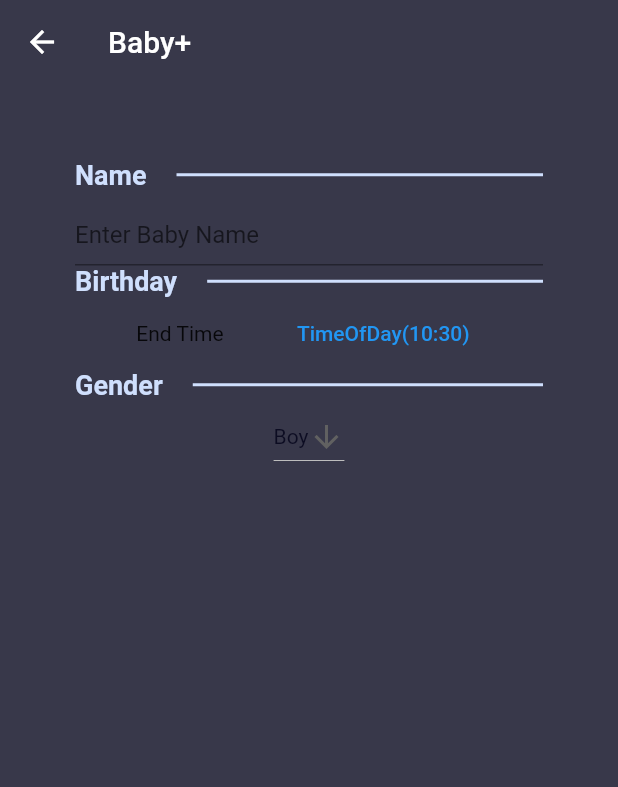
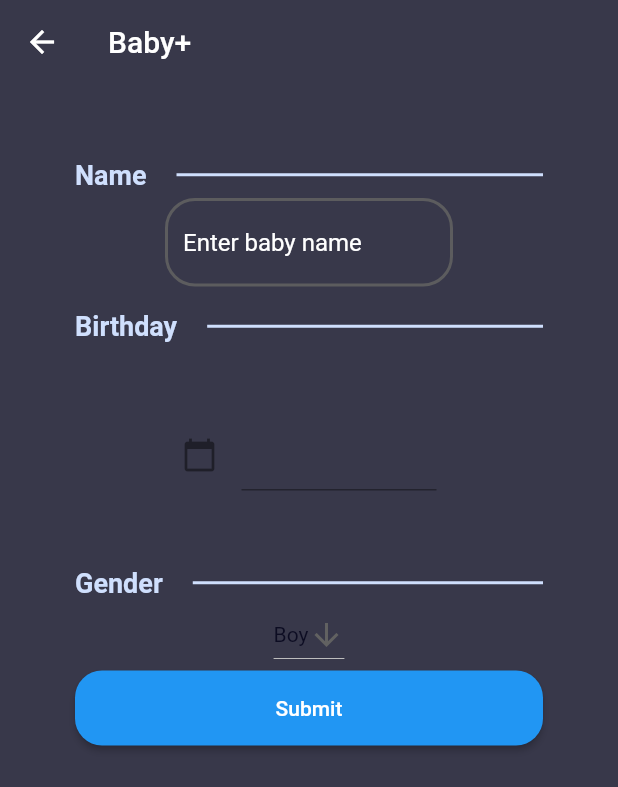
Before and after one commit to andycobson/TowelsOfTheGalaxy, a Flutter app: the BabyCreateView screen opened directly, on a phone screen of 412 x 824 dp. Shown: the top 787 px of the screen. Run offline on Flutter 3.47's test engine with Material 2 defaults, Android fonts, the phone set to English and light mode, and no system bars; our stand-ins replace cloud_firestore, equatable, firebase_auth, firebase_core, shared_preferences; accounts and stored records are empty; generated files the repository leaves out were written again.

Commit message:
Implements persistent data, saving the users current baby state.

```diff
--- a/lib/component/navigation_handling.dart
+++ b/lib/component/navigation_handling.dart
@@ -9,7 +9,7 @@ import 'package:baby_tracks/view/metric_views/throwup_view.dart';
 import 'package:baby_tracks/view/nav_views/metrics_view.dart';
 import 'package:baby_tracks/view/nav_views/settings_view.dart';
 import 'package:baby_tracks/view/metric_views/test_view.dart';
-import 'package:baby_tracks/view/metric_views/babycreate_view.dart';
+import 'package:baby_tracks/view/nav_views/babycreate_view.dart';
 import 'package:flutter/material.dart';
 import '../view/entries_views/CustomFilter.dart';
 import '../view/entries_views/PastSvnDays.dart';
--- /dev/null
+++ b/lib/model/babyModel.dart
@@ -0,0 +1,45 @@
+import 'package:equatable/equatable.dart';
+
+class BabyModel extends BabyMetric {
+  const BabyModel(
+      {required String babyName,
+      required String dateOfBirth,
+      required String userId,
+      required String gender})
+      : super(
+            babyName: babyName,
+            dateOfBirth: dateOfBirth,
+            userId: userId,
+            gender: gender);
+
+  factory BabyModel.fromJson(Map<String, dynamic> json) {
+    return BabyModel(
+        babyName: json['babyName'],
+        dateOfBirth: json['dateOfBirth'],
+        userId: json['userId'],
+        gender: json['gender']);
+  }
+
+  Map<String, dynamic> toJson() => {
+        'babyName': babyName,
+        'dateOfBirth': dateOfBirth,
+        'userId': userId,
+        'gender': gender
+      };
+}
+
+class BabyMetric extends Equatable {
+  final String babyName;
+  final String dateOfBirth;
+  final String userId;
+  final String gender;
+
+  const BabyMetric(
+      {required this.babyName,
+      required this.dateOfBirth,
+      required this.userId,
+      required this.gender});
+
+  @override
+  List<Object?> get props => [babyName, dateOfBirth, userId, gender];
+}
--- a/lib/model/card_item.dart
+++ b/lib/model/card_item.dart
@@ -11,7 +11,6 @@ import '../constants/routes.dart';
 import '../view/entries_views/CustomFilter.dart';
 import '../view/entries_views/PastSvnDays.dart';
 import '../view/entries_views/TodaysEntrys.dart';
-import '../view/metric_views/babycreate_view.dart';
 
 class CardItem {
   String title = "";
@@ -38,7 +37,6 @@ class CardItem {
           const VaccineView(), vaccineRoute),
       CardItem('Test', const Color.fromARGB(255, 231, 255, 172), TestView(),
           testRoute),
-      CardItem('BABY+', Colors.blue, BabyCreateView(), babycreateRoute),
     ];
   }
 }
--- /dev/null
+++ b/lib/model/persistentUser.dart
@@ -0,0 +1,16 @@
+class PersistentUser {
+  final String currentBabyName;
+  final List<dynamic> userBabyNames;
+
+  const PersistentUser({
+    required this.currentBabyName,
+    required this.userBabyNames,
+  });
+
+  static PersistentUser fromJson(Map<String, dynamic> json) => PersistentUser(
+      currentBabyName: json['currentBabyName'],
+      userBabyNames: json['userBabyNames']);
+
+  Map<String, dynamic> toJson() =>
+      {'currentBabyName': currentBabyName, 'userBabyNames': userBabyNames};
+}
--- a/lib/view/metric_views/babycreate_view.dart
+++ /dev/null
@@ -1,169 +0,0 @@
-import 'package:flutter/material.dart';
-import 'package:intl/intl.dart';
-import 'package:baby_tracks/constants/palette.dart';
-import 'package:baby_tracks/model/FoodMetricModel.dart';
-import 'package:baby_tracks/component/text_divider.dart';
-import 'package:baby_tracks/model/AppUser.dart';
-import 'package:baby_tracks/service/auth.dart';
-import 'package:baby_tracks/service/database.dart';
-
-class BabyCreateView extends StatefulWidget {
-  const BabyCreateView({super.key});
-
-  @override
-  State<BabyCreateView> createState() => _BabyCreateViewState();
-}
-
-class _BabyCreateViewState extends State<BabyCreateView> {
-  TimeOfDay time = TimeOfDay.now();
-  static const List<String> list = <String>['Boy', 'Girl'];
-  String dropdownValue = list.first;
-
-  @override
-  Widget build(BuildContext context) {
-    return Scaffold(
-      appBar: AppBar(
-        title: Text('Baby+'),
-        backgroundColor: ColorPalette.backgroundRGB,
-        elevation: 0,
-      ),
-      backgroundColor: ColorPalette.backgroundRGB,
-      body: Container(
-        padding: const EdgeInsets.symmetric(vertical: 50.0, horizontal: 50.0),
-        child: Column(
-          children: [
-            Row(
-              // ignore: prefer_const_literals_to_create_immutables
-              children: [
-                const Text(
-                  'Name',
-                  style: TextStyle(
-                    color: ColorPalette.lightAccent,
-                    fontSize: 18,
-                    fontWeight: FontWeight.bold,
-                  ),
-                ),
-                SizedBox(
-                  width: 20,
-                ),
-                const Expanded(
-                  child: Divider(
-                    color: ColorPalette.lightAccent,
-                    thickness: 2.0,
-                  ),
-                ),
-              ],
-            ),
-            Container(
-              //This container's Send button only affects this container
-              height: 50,
-              child: Column(
-                children: const [
-                  SizedBox(
-                    height: 10,
-                  ),
-                  Expanded(
-                    child: TextField(
-                      style: TextStyle(
-                        color: ColorPalette.lightAccent,
-                      ),
-                      decoration: InputDecoration(labelText: 'Enter Baby Name'),
-                      keyboardType: TextInputType.name,
-                      maxLines: null,
-                      expands: true, // <-- SEE HERE
-                    ),
-                  ),
-                ],
-              ),
-            ),
-            Row(
-              // ignore: prefer_const_literals_to_create_immutables
-              children: [
-                const Text(
-                  'Birthday',
-                  style: TextStyle(
-                    color: ColorPalette.lightAccent,
-                    fontSize: 18,
-                    fontWeight: FontWeight.bold,
-                  ),
-                ),
-                SizedBox(
-                  width: 20,
-                ),
-                const Expanded(
-                  child: Divider(
-                    color: ColorPalette.lightAccent,
-                    thickness: 2.0,
-                  ),
-                ),
-              ],
-            ),
-            Row(mainAxisAlignment: MainAxisAlignment.spaceEvenly, children: []),
-            Row(
-              mainAxisAlignment: MainAxisAlignment.spaceEvenly,
-              children: [
-                const Text('End Time'),
-                TextButton(
-                  child: Text(time.toString()),
-                  onPressed: () async {
-                    TimeOfDay? newTime = await showTimePicker(
-                        context: context, initialTime: time);
-
-                    if (newTime == null) return;
-
-                    setState(() {
-                      time = newTime;
-                    });
-                  },
-                ),
-              ],
-            ),
-            Row(
-              // ignore: prefer_const_literals_to_create_immutables
-              children: [
-                const Text(
-                  'Gender',
-                  style: TextStyle(
-                    color: ColorPalette.lightAccent,
-                    fontSize: 18,
-                    fontWeight: FontWeight.bold,
-                  ),
-                ),
-                SizedBox(
-                  width: 20,
-                ),
-                const Expanded(
-                  child: Divider(
-                    color: ColorPalette.lightAccent,
-                    thickness: 2.0,
-                  ),
-                ),
-              ],
-            ),
-            DropdownButton<String>(
-              value: dropdownValue,
-              icon: const Icon(Icons.arrow_downward),
-              elevation: 16,
-              style: const TextStyle(color: ColorPalette.background),
-              onChanged: (String? value) {
-                setState(() {
-                  dropdownValue = value!;
-                });
-              },
-              items: list.map<DropdownMenuItem<String>>((String value) {
-                return DropdownMenuItem<String>(
-                  value: value,
-                  child: Text(value),
-                );
-              }).toList(),
-            ),
-          ],
-        ),
-      ),
-    );
-  }
-}
-
-// class _BabyCreateViewState extends State<BabyCreateView> {
-// TimeOfDay time = TimeOfDay.now();
-// }
--- a/lib/view/metric_views/diaper_view.dart
+++ b/lib/view/metric_views/diaper_view.dart
@@ -84,7 +84,8 @@ class _DiaperViewState extends State<DiaperView> {
       ),
     );
 
-    await _service.updateDiaperMetric(model);
+    await _service.createDiaperMetric(model);
+    Navigator.pop(context);
   }
 
   @override
--- a/lib/view/metric_views/food_view.dart
+++ b/lib/view/metric_views/food_view.dart
@@ -112,7 +112,9 @@ class _FoodViewState extends State<FoodView> {
       ),
     );
 
-    await _service.updateFooodMetric(model);
+    await _service.createFoodMetric(model);
+    // ignore: use_build_context_synchronously
+    Navigator.pop(context);
   }
 
   @override
--- a/lib/view/metric_views/growth_view.dart
+++ b/lib/view/metric_views/growth_view.dart
@@ -101,7 +101,8 @@ class _GrowthViewState extends State<GrowthView> {
       ),
     );
 
-    await _service.updateGrowthMetric(model);
+    await _service.createGrowthMetric(model);
+    Navigator.pop(context);
     // MaterialRoutePage
   }
 
--- a/lib/view/metric_views/sleep_view.dart
+++ b/lib/view/metric_views/sleep_view.dart
@@ -88,7 +88,8 @@ class _SleepViewState extends State<SleepView> {
       ),
     );
 
-    await _service.updateSleepMetric(model);
+    await _service.createSleepMetric(model);
+    Navigator.pop(context);
   }
 
   @override
--- a/lib/view/metric_views/temperature_view.dart
+++ b/lib/view/metric_views/temperature_view.dart
@@ -97,7 +97,8 @@ class _TemperatureViewState extends State<TemperatureView> {
       ),
     );
 
-    await _service.updateTemperatureMetric(model);
+    await _service.createTemperatureMetric(model);
+    Navigator.pop(context);
   }
 
   @override
--- a/lib/view/metric_views/test_view.dart
+++ b/lib/view/metric_views/test_view.dart
@@ -125,7 +125,8 @@ class _TestViewState extends State<TestView> {
       ),
     );
 
-    await _service.updateFooodMetric(model);
+    await _service.createFoodMetric(model);
+    Navigator.pop(context);
   }
 
   @override
--- a/lib/view/metric_views/throwup_view.dart
+++ b/lib/view/metric_views/throwup_view.dart
@@ -102,7 +102,8 @@ class _ThrowUpViewState extends State<ThrowUpView> {
       ),
     );
 
-    await _service.updateThrowUpMetric(model);
+    await _service.createThrowUpMetric(model);
+    Navigator.pop(context);
   }
 
   @override
--- a/lib/view/metric_views/vaccine_view.dart
+++ b/lib/view/metric_views/vaccine_view.dart
@@ -97,7 +97,8 @@ class _VaccineViewState extends State<VaccineView> {
       ),
     );
 
-    await _service.updateVaccineMetric(model);
+    await _service.createVaccineMetric(model);
+    Navigator.pop(context);
   }
 
   @override
--- /dev/null
+++ b/lib/view/nav_views/babycreate_view.dart
@@ -0,0 +1,251 @@
+import 'dart:convert';
+
+import 'package:baby_tracks/component/text_divider.dart';
+import 'package:baby_tracks/model/persistentUser.dart';
+import 'package:baby_tracks/service/database.dart';
+import 'package:flutter/material.dart';
+import 'package:baby_tracks/constants/palette.dart';
+import 'package:shared_preferences/shared_preferences.dart';
+import 'package:intl/intl.dart';
+
+import '../../constants/routes.dart';
+import '../../model/AppUser.dart';
+import '../../model/babyModel.dart';
+import '../../service/auth.dart';
+
+class BabyCreateView extends StatefulWidget {
+  const BabyCreateView({super.key});
+
+  @override
+  State<BabyCreateView> createState() => _BabyCreateViewState();
+}
+
+class _BabyCreateViewState extends State<BabyCreateView> {
+  TimeOfDay time = TimeOfDay.now();
+  static const List<String> list = <String>['Boy', 'Girl'];
+  String dropdownValue = list.first;
+  String messageText = "";
+  late final TextEditingController _babyName;
+  late final TextEditingController _dateOfBirth;
+
+  late SharedPreferences preferences;
+  late final DatabaseService _service;
+  late final AuthService _auth;
+
+  @override
+  void initState() {
+    super.initState();
+    _babyName = TextEditingController();
+    _dateOfBirth = TextEditingController();
+    _auth = AuthService();
+    _service = DatabaseService();
+
+    initPerferences();
+  }
+
+  @override
+  void dispose() {
+    _babyName.dispose();
+    _dateOfBirth.dispose();
+    super.dispose();
+  }
+
+  Future initPerferences() async {
+    preferences = await SharedPreferences.getInstance();
+  }
+
+  Future createInstance() async {
+    String babyName = _babyName.text;
+    String dateOfBirth = _dateOfBirth.text;
+    String gender = dropdownValue;
+
+    // Verify Baby name is not empty
+    if (babyName.isEmpty) {
+      setState(() {
+        messageText = "Baby name cannot be empty.";
+      });
+      return;
+    }
+
+    // Get the current Firebase User
+    AppUser? currentUser = _auth.currentUser;
+    String userId = "";
+    if (currentUser != null) {
+      userId = currentUser.uid;
+    }
+
+    // Check persistent data from user info
+    List<dynamic> babyNames = [];
+    final currentData = preferences.getString(userId);
+    PersistentUser? currentDataUser;
+    if (currentData != null) {
+      currentDataUser = PersistentUser.fromJson(json.decode(currentData));
+
+      // Check if requested baby name is already a baby account.
+      babyNames = currentDataUser.userBabyNames;
+      if (babyNames.contains(babyName)) {
+        setState(() {
+          messageText = "That baby name already exist for this user.";
+        });
+        return;
+      }
+    }
+
+    // Set User Psersistence
+    babyNames.add(babyName);
+    final PersistentUser user = PersistentUser(
+        currentBabyName: _babyName.text, userBabyNames: babyNames);
+    final userJson = json.encode(user.toJson());
+    preferences.setString(userId, userJson);
+
+    BabyModel model = BabyModel(
+        babyName: babyName,
+        dateOfBirth: dateOfBirth,
+        userId: userId,
+        gender: gender);
+
+    _service.createBabyUser(model);
+
+    // Go to AppHome
+    Navigator.of(context).pushNamedAndRemoveUntil(
+      apphomeRoute,
+      (route) => false,
+    );
+  }
+
+  @override
+  Widget build(BuildContext context) {
+    return Scaffold(
+      appBar: AppBar(
+        title: Text('Baby+'),
+        backgroundColor: ColorPalette.backgroundRGB,
+        elevation: 0,
+      ),
+      backgroundColor: ColorPalette.backgroundRGB,
+      body: Container(
+        padding: const EdgeInsets.symmetric(vertical: 50.0, horizontal: 50.0),
+        child: Column(
+          children: [
+            const TextDivider(text: "Name"),
+            Padding(
+              padding: const EdgeInsets.only(top: 5, left: 60.0, right: 60.0),
+              child: TextField(
+                style: const TextStyle(color: Colors.white),
+                controller: _babyName,
+                obscureText: false,
+                enableSuggestions: false,
+                autocorrect: false,
+                decoration: InputDecoration(
+                  hintText: 'Enter baby name',
+                  hintStyle: const TextStyle(color: Colors.white),
+                  enabledBorder: OutlineInputBorder(
+                    borderRadius: BorderRadius.circular(20.0),
+                    borderSide: const BorderSide(
+                      color: Color.fromARGB(255, 92, 92, 94),
+                      width: 2,
+                    ),
+                  ),
+                  focusedBorder: OutlineInputBorder(
+                    borderRadius: BorderRadius.circular(20.0),
+                    borderSide: const BorderSide(
+                      color: Color.fromARGB(255, 92, 92, 94),
+                      width: 2,
+                    ),
+                  ),
+                ),
+              ),
+            ),
+            Text(
+              messageText,
+              style: const TextStyle(
+                color: Colors.red,
+              ),
+            ),
+            const SizedBox(
+              width: 20,
+            ),
+            const TextDivider(text: "Birthday"),
+            Row(mainAxisAlignment: MainAxisAlignment.spaceEvenly, children: []),
+            Row(
+              mainAxisAlignment: MainAxisAlignment.spaceEvenly,
+              children: [
+                Container(
+                    padding: EdgeInsets.all(15),
+                    height: 150,
+                    width: 200,
+                    child: Center(
+                        child: TextField(
+                      controller:
+                          _dateOfBirth, //editing controller of this TextField
+                      decoration: const InputDecoration(
+                        icon: Icon(Icons.calendar_today),
+                      ),
+                      readOnly:
+                          true, //set it true, so that user will not able to edit text
+                      onTap: () async {
+                        DateTime? pickedDate = await showDatePicker(
+                            context: context,
+                            initialDate: DateTime.now(),
+                            firstDate: DateTime(
+                                2000), //DateTime.now() - not to allow to choose before today.
+                            lastDate: DateTime(2101));
+
+                        if (pickedDate != null) {
+                          print(
+                              pickedDate); //pickedDate output format => 2021-03-10 00:00:00.000
+                          String formattedDate =
+                              DateFormat('yyyy-MM-dd').format(pickedDate);
+                          print(
+                              formattedDate); //formatted date output using intl package =>  2021-03-16
+                          //you can implement different kind of Date Format here according to your requirement
+
+                          setState(() {
+                            _dateOfBirth.text =
+                                formattedDate; //set output date to TextField value.
+                          });
+                        } else {
+                          print("Date is not selected");
+                        }
+                      },
+                    ))),
+              ],
+            ),
+            const TextDivider(text: "Gender"),
+            DropdownButton<String>(
+              value: dropdownValue,
+              icon: const Icon(Icons.arrow_downward),
+              elevation: 16,
+              style: const TextStyle(color: ColorPalette.background),
+              onChanged: (String? value) {
+                setState(() {
+                  dropdownValue = value!;
+                });
+              },
+              items: list.map<DropdownMenuItem<String>>((String value) {
+                return DropdownMenuItem<String>(
+                  value: value,
+                  child: Text(value),
+                );
+              }).toList(),
+            ),
+            SizedBox(
+              height: 50,
+              width: 425,
+              child: ElevatedButton(
+                style: ButtonStyle(
+                    shape: MaterialStateProperty.all<RoundedRectangleBorder>(
+                        RoundedRectangleBorder(
+                  borderRadius: BorderRadius.circular(18.0),
+                ))),
+                onPressed: () async {
+                  createInstance();
+                },
+                child: const Text('Submit'),
+              ),
+            ),
+          ],
+        ),
+      ),
+    );
+  }
+}
--- a/lib/view/register_view.dart
+++ b/lib/view/register_view.dart
@@ -189,6 +189,10 @@ class _RegisterViewState extends State<RegisterView> {
 
                   exceptionMessage =
                       "Register Successfully! Email Veriification Sent!";
+                  Navigator.of(context).pushNamedAndRemoveUntil(
+                    babycreateRoute,
+                    (route) => false,
+                  );
                 } on FirebaseAuthException catch (e) {
                   if (e.code == 'weak-password') {
                     exceptionMessage = "Password is too weak.";
```
Also changed, not shown: lib/component/text_divider.dart (+3 -4 lines), lib/main.dart (+19 -6 lines), lib/service/database.dart (+14 -9 lines), lib/view/nav_views/settings_view.dart (+39 -0 lines), pubspec.lock.
